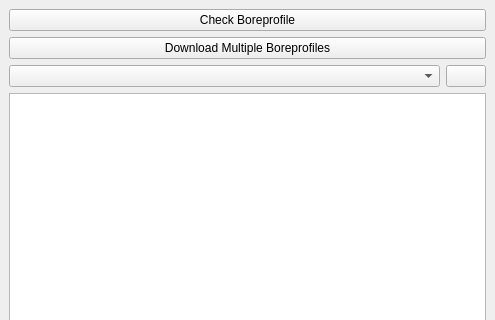
Old version of the form terraindex_dockwidget_base.ui in the repository KRS-dev/TerraIndex-Plugin; both pictures show x 0 to 495 and y 0 to 320 of the 495 by 492 pixel window.
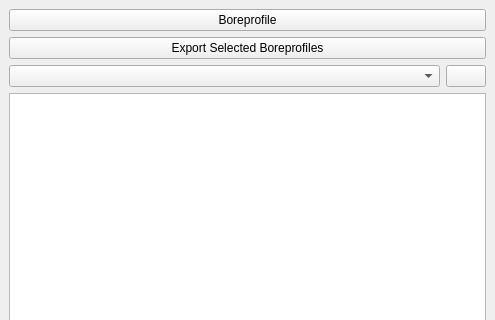
New version of the form. Icons and pictures are not drawn.

Patch:
```diff
--- a/terraindex_dockwidget_base.ui
+++ b/terraindex_dockwidget_base.ui
@@ -21,7 +21,7 @@
     <item row="1" column="0" colspan="2">
      <widget class="QPushButton" name="PB_downloadpdf">
       <property name="text">
-       <string>Download Multiple Boreprofiles</string>
+       <string>Export Selected Boreprofiles</string>
       </property>
      </widget>
     </item>
@@ -35,7 +35,11 @@
     <item row="0" column="0" colspan="2">
      <widget class="QPushButton" name="PB_boreprofile">
       <property name="text">
-       <string>Check Boreprofile</string>
+       <string>Boreprofile</string>
+      </property>
+      <property name="icon">
+       <iconset>
+        <normaloff>icon/mActionIdentify.png</normaloff>icon/mActionIdentify.png</iconset>
       </property>
      </widget>
     </item>
```
Left out of the diff: 7 changed lines with no effect on the pictures.
